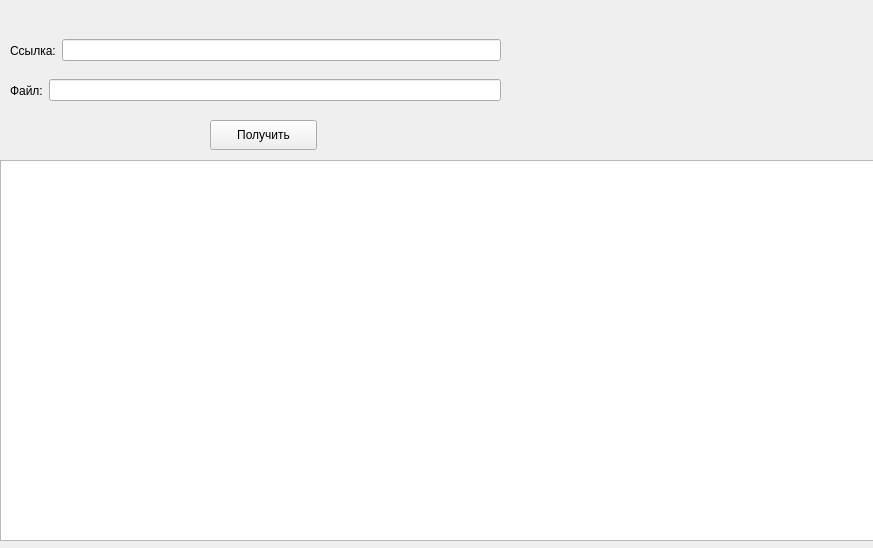
Above: Programming-basics/Labs/Lab10/ui/main_window.ui from kunansy/WEB-technology before the change. Below: the same form after it.
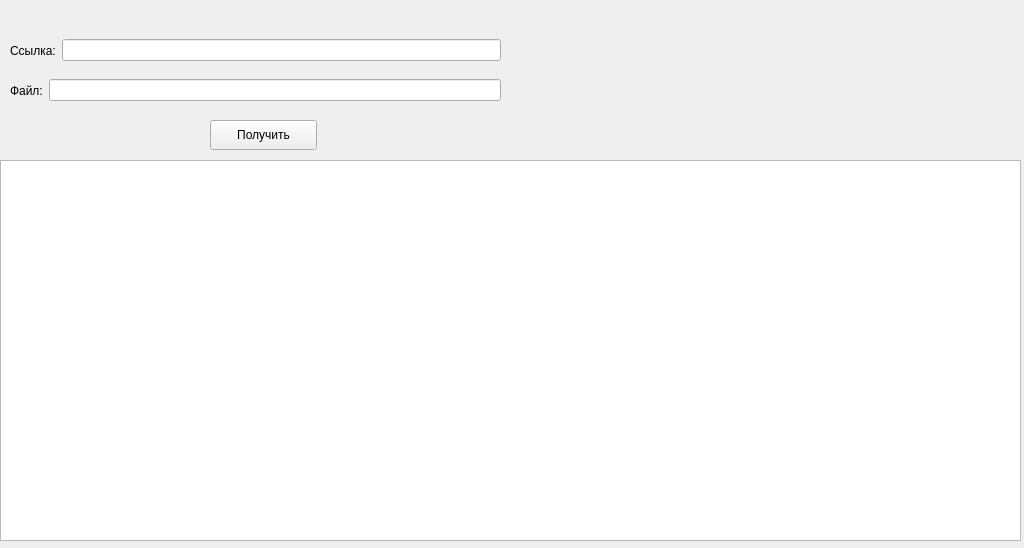
That is the form after the change.

Commit message: Logs browser extended

```diff
--- a/Programming-basics/Labs/Lab10/ui/main_window.ui
+++ b/Programming-basics/Labs/Lab10/ui/main_window.ui
@@ -6,7 +6,7 @@
    <rect>
     <x>0</x>
     <y>0</y>
-    <width>873</width>
+    <width>1024</width>
     <height>548</height>
    </rect>
   </property>
@@ -19,7 +19,7 @@
      <rect>
       <x>0</x>
       <y>160</y>
-      <width>881</width>
+      <width>1021</width>
       <height>381</height>
      </rect>
     </property>
```
